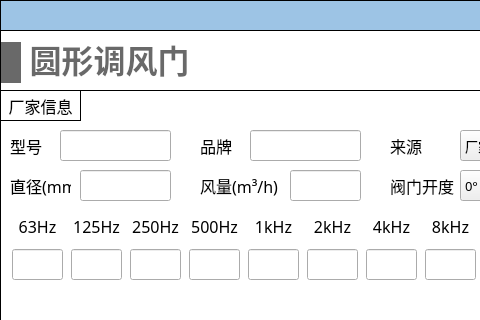
First picture: the form in NoiseCalSoft/inputDialog/dialog_circular_damper.ui, repository haobana/NoiCal, before the edit; both pictures show x 0 to 480 and y 0 to 320 of the 651 by 571 pixel window.
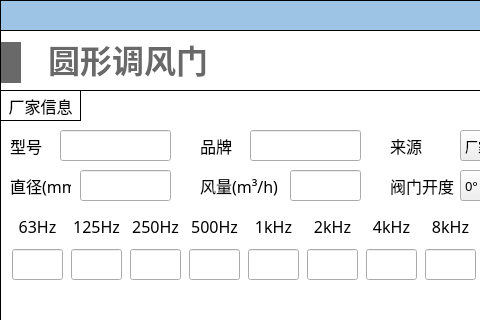
Second picture: the form after the edit. Icons and pictures are not drawn.

The edit to the form file:
```diff
--- a/NoiseCalSoft/inputDialog/dialog_circular_damper.ui
+++ b/NoiseCalSoft/inputDialog/dialog_circular_damper.ui
@@ -930,7 +930,7 @@
      <rect>
       <x>1</x>
       <y>10</y>
-      <width>191</width>
+      <width>228</width>
       <height>45</height>
      </rect>
     </property>
@@ -978,6 +978,7 @@
         <font>
          <family>Microsoft YaHei</family>
          <pointsize>24</pointsize>
+         <weight>75</weight>
          <bold>true</bold>
         </font>
        </property>
```
Left out of the diff: 8 changed lines with no effect on the pictures.
